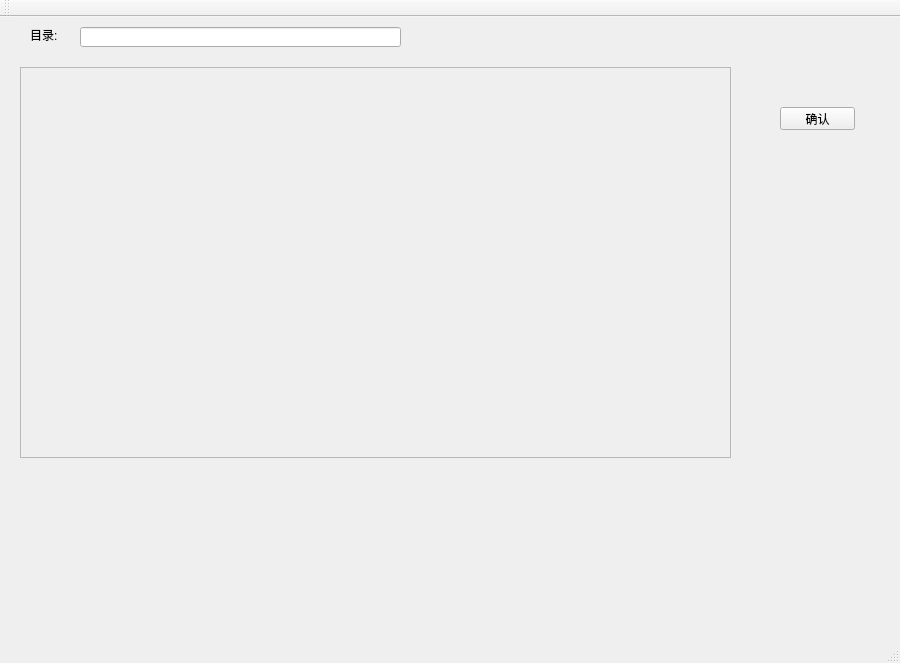
Old version of the form phCut/mainwindow.ui in the repository isliulin/QT43.
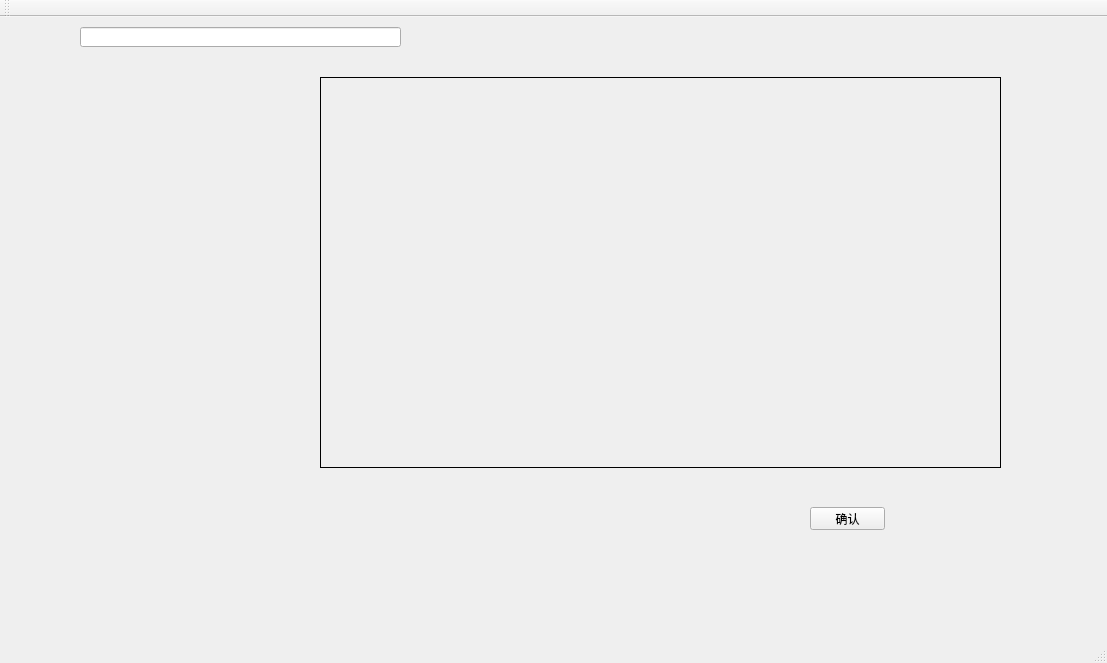
New version of the form. Custom widgets are drawn as their Qt base class.

```diff
--- a/phCut/mainwindow.ui
+++ b/phCut/mainwindow.ui
@@ -6,7 +6,7 @@
    <rect>
     <x>0</x>
     <y>0</y>
-    <width>900</width>
+    <width>1107</width>
     <height>663</height>
    </rect>
   </property>
@@ -14,22 +14,6 @@
    <string>MainWindow</string>
   </property>
   <widget class="QWidget" name="centralWidget">
-   <widget class="QFrame" name="fmPh">
-    <property name="geometry">
-     <rect>
-      <x>20</x>
-      <y>50</y>
-      <width>711</width>
-      <height>391</height>
-     </rect>
-    </property>
-    <property name="frameShape">
-     <enum>QFrame::StyledPanel</enum>
-    </property>
-    <property name="frameShadow">
-     <enum>QFrame::Raised</enum>
-    </property>
-   </widget>
    <widget class="QLineEdit" name="leFolder">
     <property name="geometry">
      <rect>
@@ -40,24 +24,11 @@
      </rect>
     </property>
    </widget>
-   <widget class="QLabel" name="label">
-    <property name="geometry">
-     <rect>
-      <x>30</x>
-      <y>10</y>
-      <width>41</width>
-      <height>16</height>
-     </rect>
-    </property>
-    <property name="text">
-     <string>目录:</string>
-    </property>
-   </widget>
    <widget class="QPushButton" name="pbOk">
     <property name="geometry">
      <rect>
-      <x>780</x>
-      <y>90</y>
+      <x>810</x>
+      <y>490</y>
       <width>75</width>
       <height>23</height>
      </rect>
@@ -66,6 +37,25 @@
      <string>确认</string>
     </property>
    </widget>
+   <widget class="PhView" name="phView">
+    <property name="geometry">
+     <rect>
+      <x>320</x>
+      <y>60</y>
+      <width>681</width>
+      <height>391</height>
+     </rect>
+    </property>
+    <property name="frameShape">
+     <enum>QFrame::Box</enum>
+    </property>
+    <property name="text">
+     <string/>
+    </property>
+    <property name="alignment">
+     <set>Qt::AlignCenter</set>
+    </property>
+   </widget>
   </widget>
   <widget class="QMenuBar" name="menuBar">
    <property name="geometry">
@@ -88,6 +78,13 @@
   <widget class="QStatusBar" name="statusBar"/>
  </widget>
  <layoutdefault spacing="6" margin="11"/>
+ <customwidgets>
+  <customwidget>
+   <class>PhView</class>
+   <extends>QLabel</extends>
+   <header location="global">PhView.h</header>
+  </customwidget>
+ </customwidgets>
  <resources/>
  <connections/>
 </ui>
```
Left out of the diff: 4 changed lines with no effect on the pictures.
